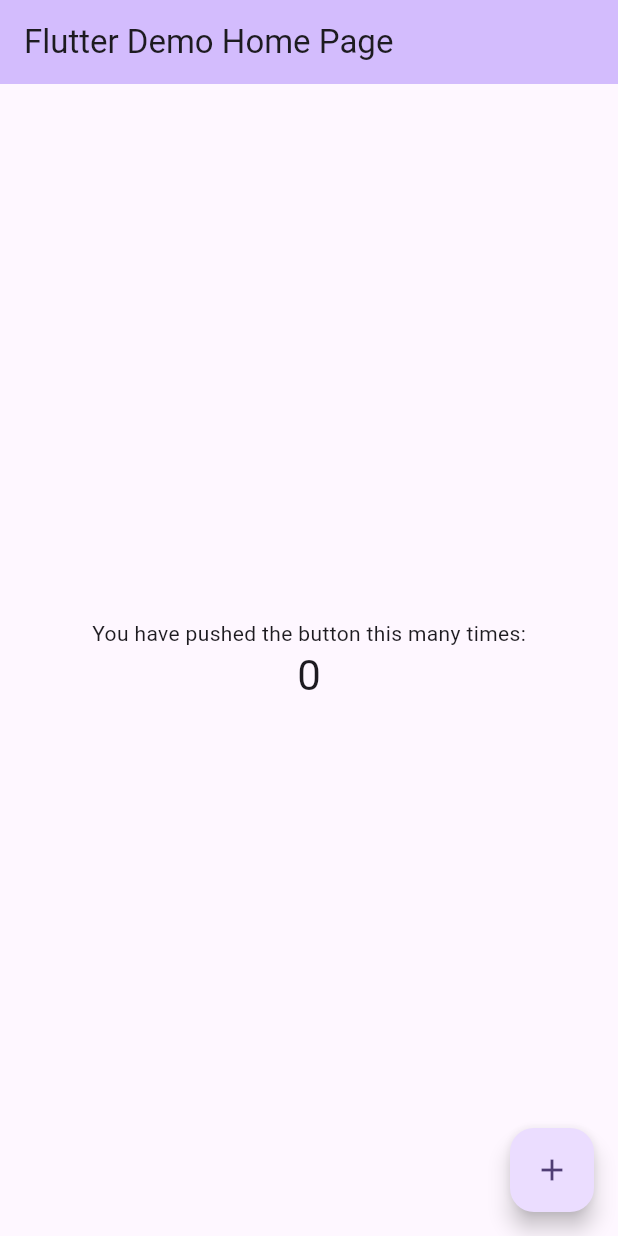
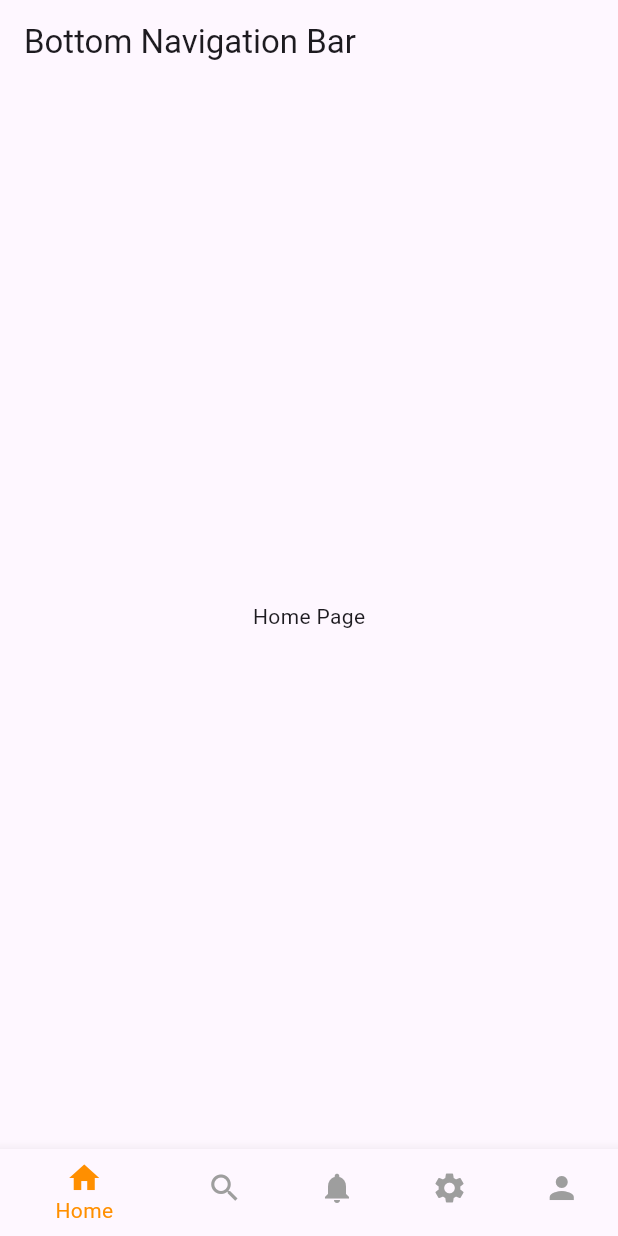
Before and after one commit to Bangc121/wac, a Flutter app: the screen it shows after launch, on a phone screen of 412 x 824 dp. Run offline on Flutter 3.47's test engine with Material 3 defaults, Android fonts, the phone set to English and light mode, and no system bars.

Commit message:
feat: Add 5-tab bottom navigation bar
Implements a bottom navigation bar with five tabs: Home, Search, Notifications, Settings, and Profile. Each tab displays a simple placeholder page.

Also updates the widget test to verify the new navigation functionality.

Note: The tests could not be run due to an environment issue where the 'flutter' command was not found. The code was submitted based on the user's request to proceed without test execution.

```diff
--- a/lib/main.dart
+++ b/lib/main.dart
@@ -7,116 +7,135 @@ void main() {
 class MyApp extends StatelessWidget {
   const MyApp({super.key});
 
-  // This widget is the root of your application.
   @override
   Widget build(BuildContext context) {
     return MaterialApp(
-      title: 'Flutter Demo',
+      title: 'Flutter Bottom Nav Demo',
       theme: ThemeData(
-        // This is the theme of your application.
-        //
-        // TRY THIS: Try running your application with "flutter run". You'll see
-        // the application has a purple toolbar. Then, without quitting the app,
-        // try changing the seedColor in the colorScheme below to Colors.green
-        // and then invoke "hot reload" (save your changes or press the "hot
-        // reload" button in a Flutter-supported IDE, or press "r" if you used
-        // the command line to start the app).
-        //
-        // Notice that the counter didn't reset back to zero; the application
-        // state is not lost during the reload. To reset the state, use hot
-        // restart instead.
-        //
-        // This works for code too, not just values: Most code changes can be
-        // tested with just a hot reload.
-        colorScheme: ColorScheme.fromSeed(seedColor: Colors.deepPurple),
+        primarySwatch: Colors.blue,
+        visualDensity: VisualDensity.adaptivePlatformDensity,
       ),
-      home: const MyHomePage(title: 'Flutter Demo Home Page'),
+      home: const MainScreen(),
     );
   }
 }
 
-class MyHomePage extends StatefulWidget {
-  const MyHomePage({super.key, required this.title});
-
-  // This widget is the home page of your application. It is stateful, meaning
-  // that it has a State object (defined below) that contains fields that affect
-  // how it looks.
-
-  // This class is the configuration for the state. It holds the values (in this
-  // case the title) provided by the parent (in this case the App widget) and
-  // used by the build method of the State. Fields in a Widget subclass are
-  // always marked "final".
-
-  final String title;
+class MainScreen extends StatefulWidget {
+  const MainScreen({super.key});
 
   @override
-  State<MyHomePage> createState() => _MyHomePageState();
+  State<MainScreen> createState() => _MainScreenState();
 }
 
-class _MyHomePageState extends State<MyHomePage> {
-  int _counter = 0;
+class _MainScreenState extends State<MainScreen> {
+  int _selectedIndex = 0;
 
-  void _incrementCounter() {
+  static const List<Widget> _widgetOptions = <Widget>[
+    HomePage(),
+    SearchPage(),
+    NotificationsPage(),
+    SettingsPage(),
+    ProfilePage(),
+  ];
+
+  void _onItemTapped(int index) {
     setState(() {
-      // This call to setState tells the Flutter framework that something has
-      // changed in this State, which causes it to rerun the build method below
-      // so that the display can reflect the updated values. If we changed
-      // _counter without calling setState(), then the build method would not be
-      // called again, and so nothing would appear to happen.
-      _counter++;
+      _selectedIndex = index;
     });
   }
 
   @override
   Widget build(BuildContext context) {
-    // This method is rerun every time setState is called, for instance as done
-    // by the _incrementCounter method above.
-    //
-    // The Flutter framework has been optimized to make rerunning build methods
-    // fast, so that you can just rebuild anything that needs updating rather
-    // than having to individually change instances of widgets.
     return Scaffold(
       appBar: AppBar(
-        // TRY THIS: Try changing the color here to a specific color (to
-        // Colors.amber, perhaps?) and trigger a hot reload to see the AppBar
-        // change color while the other colors stay the same.
-        backgroundColor: Theme.of(context).colorScheme.inversePrimary,
-        // Here we take the value from the MyHomePage object that was created by
-        // the App.build method, and use it to set our appbar title.
-        title: Text(widget.title),
+        title: const Text('Bottom Navigation Bar'),
       ),
       body: Center(
-        // Center is a layout widget. It takes a single child and positions it
-        // in the middle of the parent.
-        child: Column(
-          // Column is also a layout widget. It takes a list of children and
-          // arranges them vertically. By default, it sizes itself to fit its
-          // children horizontally, and tries to be as tall as its parent.
-          //
-          // Column has various properties to control how it sizes itself and
-          // how it positions its children. Here we use mainAxisAlignment to
-          // center the children vertically; the main axis here is the vertical
-          // axis because Columns are vertical (the cross axis would be
-          // horizontal).
-          //
-          // TRY THIS: Invoke "debug painting" (choose the "Toggle Debug Paint"
-          // action in the IDE, or press "p" in the console), to see the
-          // wireframe for each widget.
-          mainAxisAlignment: MainAxisAlignment.center,
-          children: <Widget>[
-            const Text('You have pushed the button this many times:'),
-            Text(
-              '$_counter',
-              style: Theme.of(context).textTheme.headlineMedium,
-            ),
-          ],
-        ),
+        child: _widgetOptions.elementAt(_selectedIndex),
       ),
-      floatingActionButton: FloatingActionButton(
-        onPressed: _incrementCounter,
-        tooltip: 'Increment',
-        child: const Icon(Icons.add),
-      ), // This trailing comma makes auto-formatting nicer for build methods.
+      bottomNavigationBar: BottomNavigationBar(
+        items: const <BottomNavigationBarItem>[
+          BottomNavigationBarItem(
+            icon: Icon(Icons.home),
+            label: 'Home',
+          ),
+          BottomNavigationBarItem(
+            icon: Icon(Icons.search),
+            label: 'Search',
+          ),
+          BottomNavigationBarItem(
+            icon: Icon(Icons.notifications),
+            label: 'Notifications',
+          ),
+          BottomNavigationBarItem(
+            icon: Icon(Icons.settings),
+            label: 'Settings',
+          ),
+          BottomNavigationBarItem(
+            icon: Icon(Icons.person),
+            label: 'Profile',
+          ),
+        ],
+        currentIndex: _selectedIndex,
+        selectedItemColor: Colors.amber[800],
+        unselectedItemColor: Colors.grey,
+        onTap: _onItemTapped,
+      ),
     );
   }
 }
+
+class HomePage extends StatelessWidget {
+  const HomePage({super.key});
+
+  @override
+  Widget build(BuildContext context) {
+    return const Center(
+      child: Text('Home Page'),
+    );
+  }
+}
+
+class SearchPage extends StatelessWidget {
+  const SearchPage({super.key});
+
+  @override
+  Widget build(BuildContext context) {
+    return const Center(
+      child: Text('Search Page'),
+    );
+  }
+}
+
+class NotificationsPage extends StatelessWidget {
+  const NotificationsPage({super.key});
+
+  @override
+  Widget build(BuildContext context) {
+    return const Center(
+      child: Text('Notifications Page'),
+    );
+  }
+}
+
+class SettingsPage extends StatelessWidget {
+  const SettingsPage({super.key});
+
+  @override
+  Widget build(BuildContext context) {
+    return const Center(
+      child: Text('Settings Page'),
+    );
+  }
+}
+
+class ProfilePage extends StatelessWidget {
+  const ProfilePage({super.key});
+
+  @override
+  Widget build(BuildContext context) {
+    return const Center(
+      child: Text('Profile Page'),
+    );
+  }
+}
```
Also changed, not shown: 1 other file.
